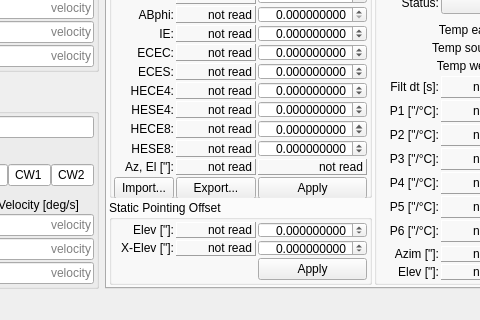
Old version of the form src/ska_mid_disq/ui/dishstructure_mvc.ui in the repository ska-telescope/ska-mid-dish-qualification; both pictures show x 551 to 1031 and y 440 to 760 of the 1200 by 760 pixel window.
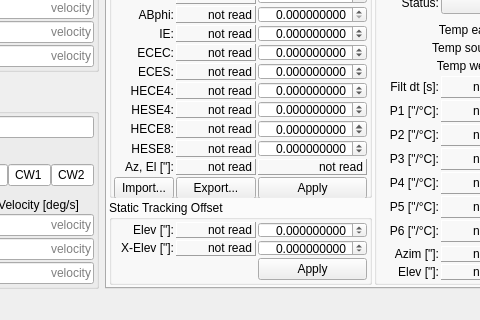
New version of the form. The open tabs and pages were chosen to show the change. Custom widgets are drawn as their Qt base class.

Commit message:
WOM-518: Rectify static tracking offsets input range limits
Also deleted unused certs (duplicated in SCU repo) and updated CI to
publish gitlab packages for tags.

```diff
--- a/src/ska_mid_disq/ui/dishstructure_mvc.ui
+++ b/src/ska_mid_disq/ui/dishstructure_mvc.ui
@@ -5521,7 +5521,7 @@
              </sizepolicy>
             </property>
             <property name="title">
-             <string>Static Pointing Offset</string>
+             <string>Static Tracking Offset</string>
             </property>
             <layout class="QGridLayout" name="gridLayout_19">
              <property name="leftMargin">
```
Left out of the diff: 8 changed lines with no effect on the pictures. The commit also changes 3 other files.
